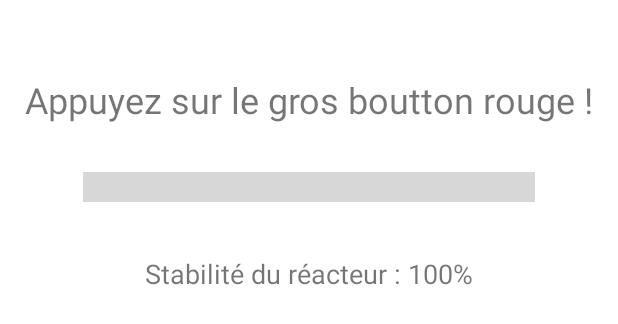
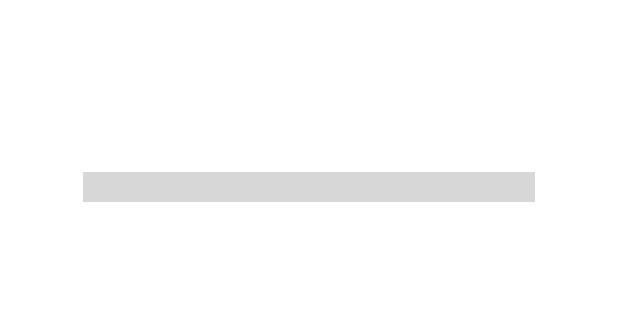
Before and after one commit to LPDIM-ANNECY/Space_Dim_group_2, an Android app: the layout dashboard_fragment.xml on its own in the app's theme, with its tools: preview values and no code run, on a phone screen of 412 x 824 dp. Shown: the top 324 px of the screen. Run offline under Robolectric (Android 15) with nearby library versions, the phone set to English and light mode, and no system bars.

Commit message:
link dashboard action with server event

```diff
--- a/app/src/main/res/layout/dashboard_fragment.xml
+++ b/app/src/main/res/layout/dashboard_fragment.xml
@@ -24,14 +24,13 @@
             app:layout_constraintTop_toTopOf="parent">
 
             <TextView
-                android:id="@+id/textView"
+                android:id="@+id/action"
                 android:layout_width="wrap_content"
                 android:layout_height="wrap_content"
-                android:text="@string/dashboard_sentence"
                 android:textSize="24sp" />
 
             <ProgressBar
-                android:id="@+id/progressBar"
+                android:id="@+id/time_remain"
                 style="?android:attr/progressBarStyleHorizontal"
                 android:layout_width="301dp"
                 android:layout_height="87dp"
@@ -42,16 +41,6 @@
 
         </LinearLayout>
 
-        <TextView
-            android:id="@+id/textView2"
-            android:layout_width="wrap_content"
-            android:layout_height="wrap_content"
-            android:text="@string/dashboard_state"
-            android:textSize="18sp"
-            app:layout_constraintEnd_toEndOf="parent"
-            app:layout_constraintStart_toStartOf="parent"
-            app:layout_constraintTop_toBottomOf="@+id/linearLayout" />
-
         <TableLayout
             android:id="@+id/tabletruc"
             android:layout_width="match_parent"
```
Also changed, not shown: app/src/main/java/fr/test200/spacedim/dashboard/DashboardFragment.kt (+60 -49 lines).
